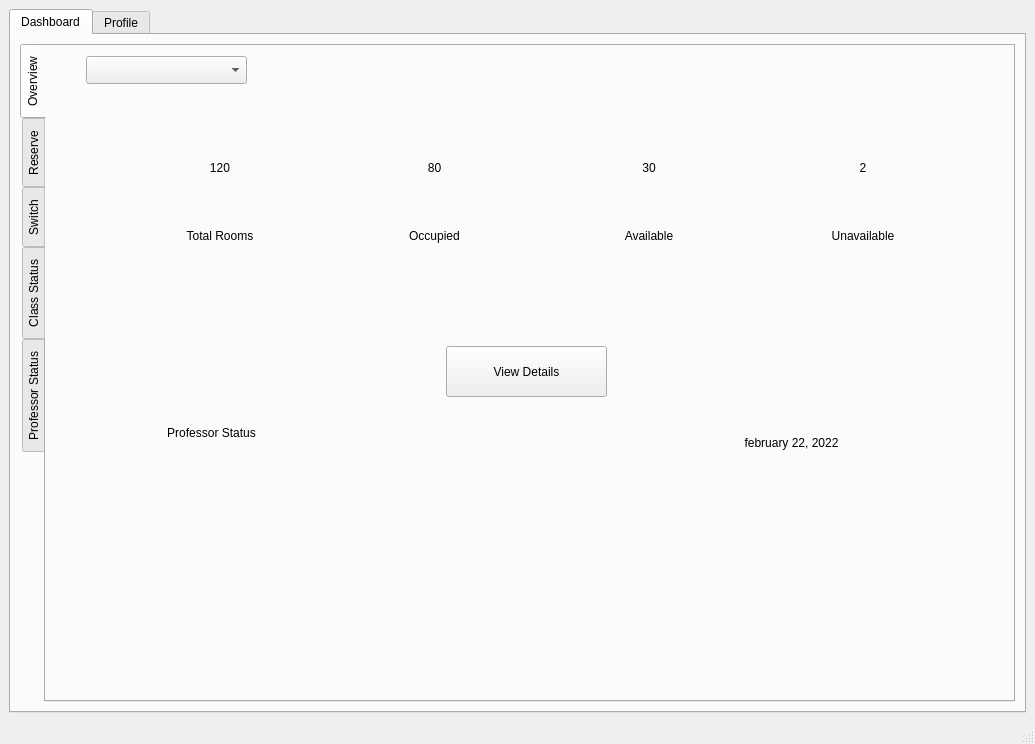
First picture: the form in bms/mainwindow.ui, repository MythicSTR/bms-project, before the edit.
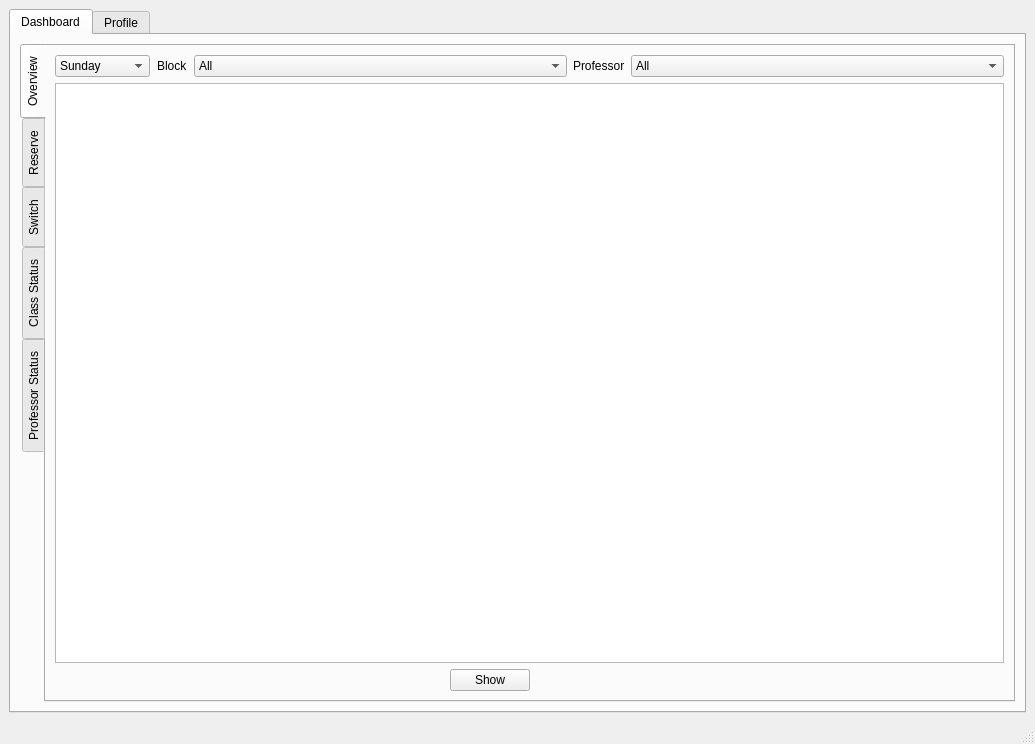
Second picture: the form after the edit. The open tabs and pages were chosen to show the change.

Patch:
```diff
--- a/bms/mainwindow.ui
+++ b/bms/mainwindow.ui
@@ -43,169 +43,217 @@
            <attribute name="title">
             <string>Overview</string>
            </attribute>
-           <widget class="QComboBox" name="ov_showblock">
-            <property name="geometry">
-             <rect>
-              <x>40</x>
-              <y>10</y>
-              <width>161</width>
-              <height>28</height>
-             </rect>
-            </property>
-           </widget>
-           <widget class="QLabel" name="ov_date">
-            <property name="geometry">
-             <rect>
-              <x>610</x>
-              <y>390</y>
-              <width>271</width>
-              <height>91</height>
-             </rect>
-            </property>
-            <property name="text">
-             <string>february 22, 2022</string>
-            </property>
-            <property name="alignment">
-             <set>Qt::AlignHCenter|Qt::AlignTop</set>
-            </property>
-           </widget>
-           <widget class="QLabel" name="ov_professor_status">
-            <property name="geometry">
-             <rect>
-              <x>40</x>
-              <y>380</y>
-              <width>251</width>
-              <height>91</height>
-             </rect>
-            </property>
-            <property name="text">
-             <string>Professor Status</string>
-            </property>
-            <property name="alignment">
-             <set>Qt::AlignHCenter|Qt::AlignTop</set>
-            </property>
-           </widget>
-           <widget class="QPushButton" name="ov_view_details">
-            <property name="geometry">
-             <rect>
-              <x>400</x>
-              <y>300</y>
-              <width>161</width>
-              <height>51</height>
-             </rect>
-            </property>
-            <property name="text">
-             <string>View Details</string>
-            </property>
-           </widget>
-           <widget class="QWidget" name="layoutWidget">
-            <property name="geometry">
-             <rect>
-              <x>70</x>
-              <y>90</y>
-              <width>851</width>
-              <height>131</height>
-             </rect>
-            </property>
-            <layout class="QHBoxLayout" name="horizontalLayout_22">
-             <item>
-              <layout class="QVBoxLayout" name="verticalLayout_9">
-               <item>
-                <widget class="QLabel" name="ov_total_rooms">
-                 <property name="text">
-                  <string>120</string>
-                 </property>
-                 <property name="alignment">
-                  <set>Qt::AlignCenter</set>
-                 </property>
-                </widget>
-               </item>
-               <item>
-                <widget class="QLabel" name="label_22">
-                 <property name="text">
-                  <string>Total Rooms</string>
-                 </property>
-                 <property name="alignment">
-                  <set>Qt::AlignCenter</set>
-                 </property>
-                </widget>
-               </item>
-              </layout>
-             </item>
-             <item>
-              <layout class="QVBoxLayout" name="verticalLayout_8">
-               <item>
-                <widget class="QLabel" name="ov_occupied_rooms">
-                 <property name="text">
-                  <string>80</string>
-                 </property>
-                 <property name="alignment">
-                  <set>Qt::AlignCenter</set>
-                 </property>
-                </widget>
-               </item>
-               <item>
-                <widget class="QLabel" name="label_23">
-                 <property name="text">
-                  <string>Occupied</string>
-                 </property>
-                 <property name="alignment">
-                  <set>Qt::AlignCenter</set>
-                 </property>
-                </widget>
-               </item>
-              </layout>
-             </item>
-             <item>
-              <layout class="QVBoxLayout" name="verticalLayout_7">
-               <item>
-                <widget class="QLabel" name="ov_available_rooms">
-                 <property name="text">
-                  <string>30</string>
-                 </property>
-                 <property name="alignment">
-                  <set>Qt::AlignCenter</set>
-                 </property>
-                </widget>
-               </item>
-               <item>
-                <widget class="QLabel" name="label_24">
-                 <property name="text">
-                  <string>Available</string>
-                 </property>
-                 <property name="alignment">
-                  <set>Qt::AlignCenter</set>
-                 </property>
-                </widget>
-               </item>
-              </layout>
-             </item>
-             <item>
-              <layout class="QVBoxLayout" name="verticalLayout_6">
-               <item>
-                <widget class="QLabel" name="ov_unavailable_rooms">
-                 <property name="text">
-                  <string>2</string>
-                 </property>
-                 <property name="alignment">
-                  <set>Qt::AlignCenter</set>
-                 </property>
-                </widget>
-               </item>
-               <item>
-                <widget class="QLabel" name="label_26">
-                 <property name="text">
-                  <string>Unavailable</string>
-                 </property>
-                 <property name="alignment">
-                  <set>Qt::AlignCenter</set>
-                 </property>
-                </widget>
-               </item>
-              </layout>
-             </item>
-            </layout>
-           </widget>
+           <layout class="QHBoxLayout" name="horizontalLayout_30">
+            <item>
+             <layout class="QVBoxLayout" name="verticalLayout_6">
+              <item>
+               <layout class="QHBoxLayout" name="horizontalLayout_29">
+                <item>
+                 <widget class="QComboBox" name="ov_day">
+                  <property name="sizePolicy">
+                   <sizepolicy hsizetype="Maximum" vsizetype="Fixed">
+                    <horstretch>0</horstretch>
+                    <verstretch>0</verstretch>
+                   </sizepolicy>
+                  </property>
+                  <item>
+                   <property name="text">
+                    <string>Sunday</string>
+                   </property>
+                  </item>
+                  <item>
+                   <property name="text">
+                    <string>Monday</string>
+                   </property>
+                  </item>
+                  <item>
+                   <property name="text">
+                    <string>Tuesday</string>
+                   </property>
+                  </item>
+                  <item>
+                   <property name="text">
+                    <string>Wednesday</string>
+                   </property>
+                  </item>
+                  <item>
+                   <property name="text">
+                    <string>Thursday</string>
+                   </property>
+                  </item>
+                  <item>
+                   <property name="text">
+                    <string>Friday</string>
+                   </property>
+                  </item>
+                 </widget>
+                </item>
+                <item>
+                 <spacer name="horizontalSpacer_3">
+                  <property name="orientation">
+                   <enum>Qt::Horizontal</enum>
+                  </property>
+                  <property name="sizeType">
+                   <enum>QSizePolicy::Minimum</enum>
+                  </property>
+                  <property name="sizeHint" stdset="0">
+                   <size>
+                    <width>1</width>
+                    <height>10</height>
+                   </size>
+                  </property>
+                 </spacer>
+                </item>
+                <item>
+                 <widget class="QLabel" name="label_22">
+                  <property name="sizePolicy">
+                   <sizepolicy hsizetype="Maximum" vsizetype="Preferred">
+                    <horstretch>0</horstretch>
+                    <verstretch>0</verstretch>
+                   </sizepolicy>
+                  </property>
+                  <property name="text">
+                   <string>Block</string>
+                  </property>
+                 </widget>
+                </item>
+                <item>
+                 <widget class="QComboBox" name="ov_block">
+                  <item>
+                   <property name="text">
+                    <string>All</string>
+                   </property>
+                  </item>
+                  <item>
+                   <property name="text">
+                    <string>1</string>
+                   </property>
+                  </item>
+                  <item>
+                   <property name="text">
+                    <string>2</string>
+                   </property>
+                  </item>
+                  <item>
+                   <property name="text">
+                    <string>3</string>
+                   </property>
+                  </item>
+                  <item>
+                   <property name="text">
+                    <string>4</string>
+                   </property>
+                  </item>
+                  <item>
+                   <property name="text">
+                    <string>5</string>
+                   </property>
+                  </item>
+                  <item>
+                   <property name="text">
+                    <string>6</string>
+                   </property>
+                  </item>
+                  <item>
+                   <property name="text">
+                    <string>7</string>
+                   </property>
+                  </item>
+                  <item>
+                   <property name="text">
+                    <string>8</string>
+                   </property>
+                  </item>
+                  <item>
+                   <property name="text">
+                    <string>9</string>
+                   </property>
+                  </item>
+                 </widget>
+                </item>
+                <item>
+                 <widget class="QLabel" name="label_23">
+                  <property name="sizePolicy">
+                   <sizepolicy hsizetype="Maximum" vsizetype="Preferred">
+                    <horstretch>0</horstretch>
+                    <verstretch>0</verstretch>
+                   </sizepolicy>
+                  </property>
+                  <property name="text">
+                   <string>Professor</string>
+                  </property>
+                 </widget>
+                </item>
+                <item>
+                 <widget class="QComboBox" name="ov_professor">
+                  <property name="sizePolicy">
+                   <sizepolicy hsizetype="Minimum" vsizetype="Fixed">
+                    <horstretch>0</horstretch>
+                    <verstretch>0</verstretch>
+                   </sizepolicy>
+                  </property>
+                  <item>
+                   <property name="text">
+                    <string>All</string>
+                   </property>
+                  </item>
+                 </widget>
+                </item>
+               </layout>
+              </item>
+              <item>
+               <widget class="QTableView" name="ov_tableView"/>
+              </item>
+              <item>
+               <layout class="QHBoxLayout" name="horizontalLayout_28">
+                <item>
+                 <layout class="QHBoxLayout" name="horizontalLayout_22">
+                  <item>
+                   <spacer name="horizontalSpacer">
+                    <property name="orientation">
+                     <enum>Qt::Horizontal</enum>
+                    </property>
+                    <property name="sizeHint" stdset="0">
+                     <size>
+                      <width>40</width>
+                      <height>20</height>
+                     </size>
+                    </property>
+                   </spacer>
+                  </item>
+                  <item>
+                   <widget class="QPushButton" name="ov_show">
+                    <property name="sizePolicy">
+                     <sizepolicy hsizetype="Maximum" vsizetype="Fixed">
+                      <horstretch>0</horstretch>
+                      <verstretch>0</verstretch>
+                     </sizepolicy>
+                    </property>
+                    <property name="text">
+                     <string>Show</string>
+                    </property>
+                   </widget>
+                  </item>
+                 </layout>
+                </item>
+                <item>
+                 <spacer name="horizontalSpacer_2">
+                  <property name="orientation">
+                   <enum>Qt::Horizontal</enum>
+                  </property>
+                  <property name="sizeHint" stdset="0">
+                   <size>
+                    <width>40</width>
+                    <height>20</height>
+                   </size>
+                  </property>
+                 </spacer>
+                </item>
+               </layout>
+              </item>
+             </layout>
+            </item>
+           </layout>
           </widget>
           <widget class="QWidget" name="tab_4">
            <attribute name="title">
```
Left out of the diff: 2 changed lines with no effect on the pictures.
